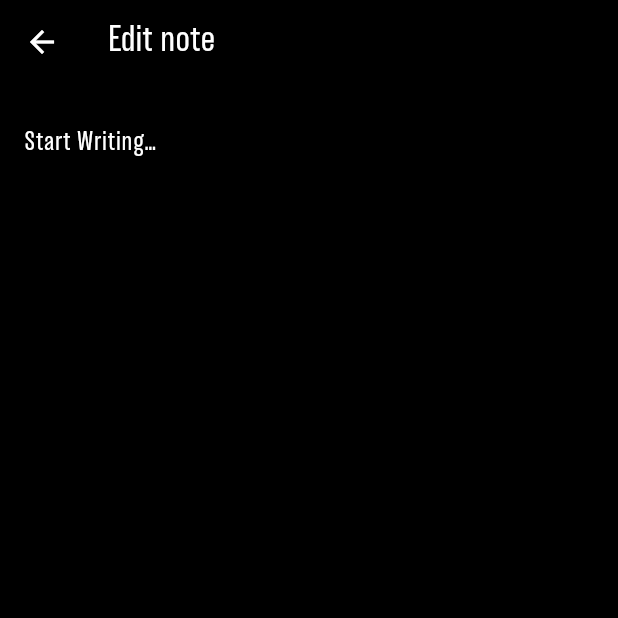
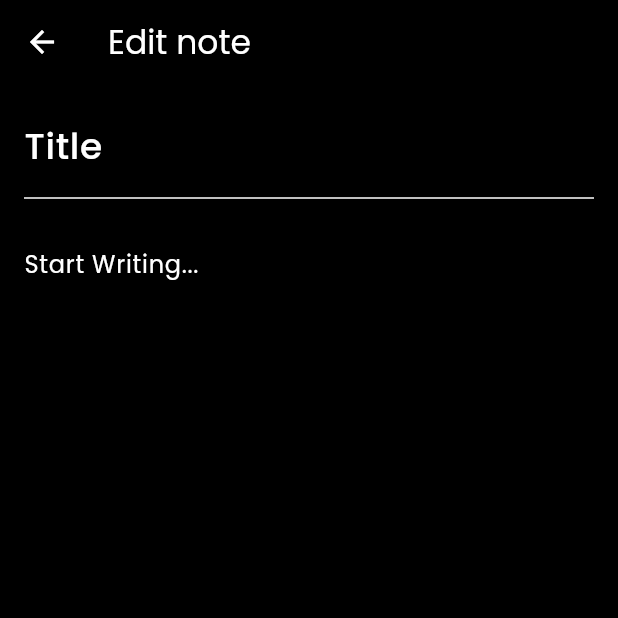
Before and after one commit to Fairuzzzzz/notes-app, a Flutter app: the NoteEditor screen opened directly with empty values, on a phone screen of 412 x 824 dp, the top half of it. Run offline on Flutter 3.47's test engine with Material 3 defaults, Android fonts, the phone set to English and light mode, and no system bars; our stand-ins replace flutter_dotenv, flutter_svg, supabase_flutter; accounts and stored records are empty.

Commit message:
add new note editor

```diff
--- a/lib/pages/note_editor.dart
+++ b/lib/pages/note_editor.dart
@@ -10,6 +10,7 @@ class NoteEditor extends StatefulWidget {
 }
 
 class _NoteEditorState extends State<NoteEditor> {
+  final TextEditingController _titleController = TextEditingController();
   final TextEditingController _contentController = TextEditingController();
 
   @override
@@ -27,6 +28,7 @@ class _NoteEditorState extends State<NoteEditor> {
           .single();
       if (mounted) {
         setState(() {
+          _titleController.text = response['title'] ?? '';
           _contentController.text = response['content'] ?? '';
         });
       }
@@ -40,9 +42,11 @@ class _NoteEditorState extends State<NoteEditor> {
 
   Future<void> _saveNote() async {
     try {
-      await Supabase.instance.client
-          .from('notes')
-          .update({'content': _contentController.text}).eq('id', widget.noteId);
+      await Supabase.instance.client.from('notes').update({
+        'title': _titleController,
+        'content': _contentController.text,
+        'updated_at': DateTime.now().toIso8601String()
+      }).eq('id', widget.noteId);
     } catch (e) {
       if (mounted) {
         ScaffoldMessenger.of(context)
@@ -60,14 +64,36 @@ class _NoteEditorState extends State<NoteEditor> {
         iconTheme: const IconThemeData(color: Colors.white),
         title: const Text(
           'Edit note',
-          style: TextStyle(color: Colors.white),
+          style: TextStyle(color: Colors.white, fontFamily: 'Poppins'),
         ),
       ),
       body: Padding(
         padding: const EdgeInsets.all(16),
+        child: Column(
+          children: [
+            TextField(
+              controller: _titleController,
+              style: const TextStyle(
+                  color: Colors.white,
+                  fontFamily: 'Poppins',
+                  fontSize: 24,
+                  fontWeight: FontWeight.w500),
+              decoration: const InputDecoration(
+                  border: InputBorder.none,
+                  hintText: 'Title',
+                  hintStyle: TextStyle(
+                      color: Colors.white,
+                      fontFamily: 'Poppins',
+                      fontSize: 24)),
+              onChanged: (_) => _saveNote,
+            ),
+            const Divider(color: Colors.white),
+            const SizedBox(height: 12),
+            Expanded(
               child: TextField(
                 controller: _contentController,
-          style: const TextStyle(color: Colors.white),
+                style:
+                    const TextStyle(color: Colors.white, fontFamily: 'Poppins'),
                 maxLines: null,
                 decoration: const InputDecoration(
                     border: InputBorder.none,
@@ -76,6 +102,9 @@ class _NoteEditorState extends State<NoteEditor> {
                 onChanged: (_) => _saveNote,
               ),
             ),
+          ],
+        ),
+      ),
     );
   }
 }
```
Also changed, not shown: lib/pages/home.dart (+111 -1 lines). Lines whose indentation alone changed are shown as unchanged.
